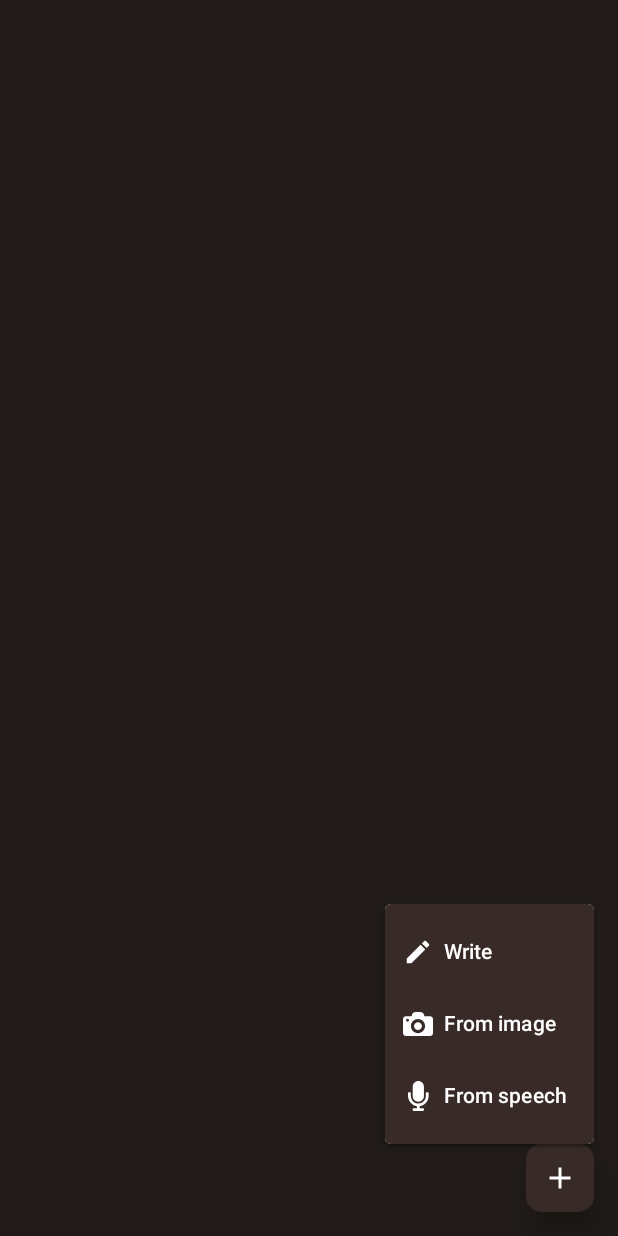
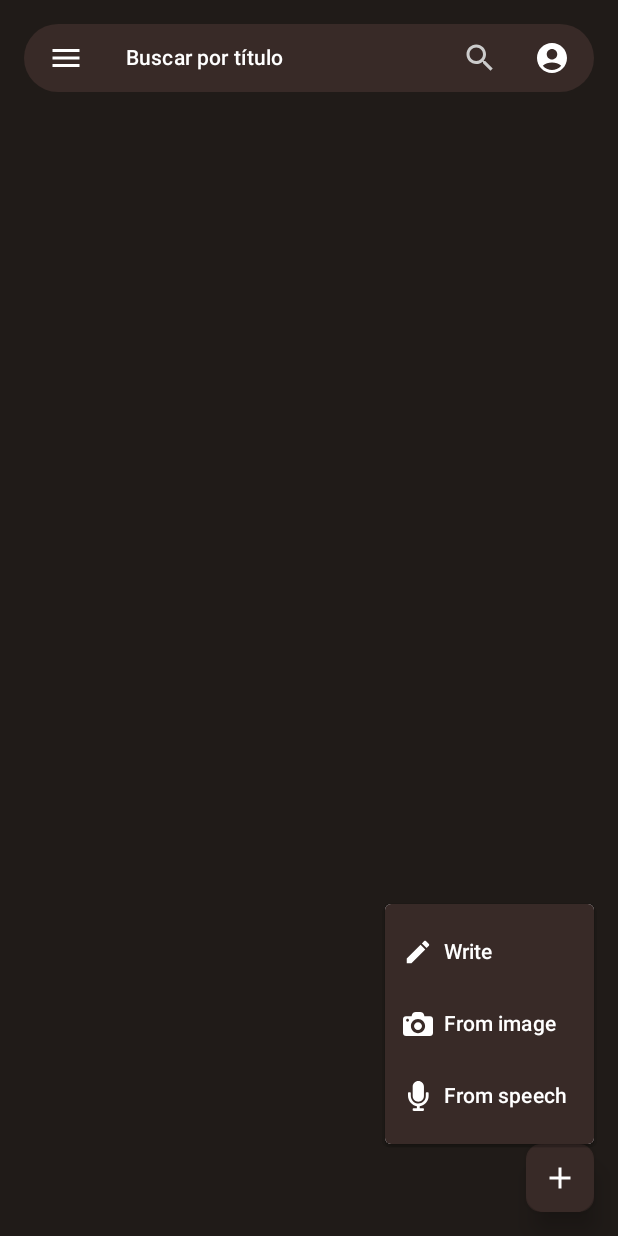
Before and after one commit to UTN-FRBA-Mobile/Capture, an Android app built with Jetpack Compose: the HomePage screen opened through its navigation route, after a tap on "Add note button", on a phone screen of 412 x 824 dp. Run offline under Robolectric (Android 15) with nearby library versions, the phone set to English and light mode, and no system bars; libraries missing offline, so code that uses them is left out: com.google.mlkit.vision, com.jakewharton.retrofit2; network calls fail; 1 statement that could not run was skipped.

Commit message:
Basics of topbar styles

```diff
--- a/DADMApp/app/src/main/java/com/example/dadmapp/ui/home/HomePage.kt
+++ b/DADMApp/app/src/main/java/com/example/dadmapp/ui/home/HomePage.kt
@@ -1,32 +1,42 @@
 package com.example.dadmapp.ui.home
 
 import android.annotation.SuppressLint
-import android.graphics.drawable.VectorDrawable
 import androidx.activity.compose.rememberLauncherForActivityResult
 import androidx.activity.result.contract.ActivityResultContracts
 import androidx.compose.foundation.background
+import androidx.compose.foundation.layout.Arrangement
 import androidx.compose.foundation.layout.Column
 import androidx.compose.foundation.layout.Row
+import androidx.compose.foundation.layout.fillMaxHeight
 import androidx.compose.foundation.layout.fillMaxSize
+import androidx.compose.foundation.layout.fillMaxWidth
 import androidx.compose.foundation.layout.height
 import androidx.compose.foundation.layout.padding
+import androidx.compose.foundation.layout.requiredHeight
 import androidx.compose.foundation.layout.width
 import androidx.compose.foundation.lazy.LazyColumn
-import androidx.compose.foundation.lazy.items
-import androidx.compose.foundation.rememberScrollState
 import androidx.compose.foundation.shape.RoundedCornerShape
-import androidx.compose.foundation.verticalScroll
 import androidx.compose.material.icons.Icons
+import androidx.compose.material.icons.filled.AccountCircle
 import androidx.compose.material.icons.filled.Add
-import androidx.compose.material.icons.filled.Call
 import androidx.compose.material.icons.filled.Create
-import androidx.compose.material.icons.filled.Phone
+import androidx.compose.material.icons.filled.Menu
+import androidx.compose.material.icons.filled.Search
+import androidx.compose.material.icons.materialIcon
+import androidx.compose.material.icons.sharp.AccountCircle
+import androidx.compose.material.icons.sharp.Menu
+import androidx.compose.material.icons.sharp.Search
 import androidx.compose.material3.DropdownMenu
 import androidx.compose.material3.ExperimentalMaterial3Api
 import androidx.compose.material3.Icon
+import androidx.compose.material3.IconButton
 import androidx.compose.material3.Scaffold
 import androidx.compose.material3.SmallFloatingActionButton
 import androidx.compose.material3.Surface
+import androidx.compose.material3.Text
+import androidx.compose.material3.TextButton
+import androidx.compose.material3.TopAppBar
+import androidx.compose.material3.TopAppBarDefaults
 import androidx.compose.runtime.Composable
 import androidx.compose.runtime.LaunchedEffect
 import androidx.compose.runtime.collectAsState
@@ -35,8 +45,8 @@ import androidx.compose.runtime.mutableStateOf
 import androidx.compose.runtime.remember
 import androidx.compose.runtime.setValue
 import androidx.compose.ui.Modifier
+import androidx.compose.ui.draw.clip
 import androidx.compose.ui.graphics.Color
-import androidx.compose.ui.graphics.vector.ImageVector
 import androidx.compose.ui.platform.LocalContext
 import androidx.compose.ui.res.painterResource
 import androidx.compose.ui.unit.dp
@@ -45,7 +55,6 @@ import com.example.dadmapp.R
 import com.example.dadmapp.ui.components.NotePreview
 import com.example.dadmapp.ui.theme.AccentRed1
 import com.example.dadmapp.ui.theme.BgDark
-import com.example.dadmapp.ui.theme.LightRed
 import com.google.mlkit.vision.common.InputImage
 
 @SuppressLint("UnusedMaterial3ScaffoldPaddingParameter")
@@ -67,8 +76,8 @@ fun HomePage(
     }
     val ctx = LocalContext.current
 
-    val launcher = rememberLauncherForActivityResult(ActivityResultContracts.GetMultipleContents()) {
-        urlList ->
+    val launcher =
+        rememberLauncherForActivityResult(ActivityResultContracts.GetMultipleContents()) { urlList ->
             val uri = urlList[0]
             val img = InputImage.fromFilePath(ctx, uri)
 
@@ -81,6 +90,51 @@ fun HomePage(
 
     Scaffold(
         containerColor = BgDark,
+        topBar = {
+            TopAppBar(
+                title = {
+                    TextButton(onClick = {}) {
+                        Text("Buscar por título", color = Color.White)
+                    }
+                },
+                navigationIcon = {
+                    Column(
+                        modifier = Modifier.fillMaxHeight(),
+                        verticalArrangement = Arrangement.Center
+                    ) {
+                        IconButton(
+                            onClick = { /*TODO*/ }
+                        ) {
+                            Icon(imageVector = Icons.Filled.Menu, contentDescription = "asd", tint = Color.White)
+                        }
+                    }
+                },
+                actions = {
+                    Column(Modifier.fillMaxHeight(), verticalArrangement = Arrangement.Center) {
+                        IconButton(
+                            onClick = { /*TODO*/ }
+                        ) {
+                            Icon(imageVector = Icons.Filled.Search, contentDescription = "asd", tint = Color.LightGray)
+                        }
+                    }
+                    Column(Modifier.fillMaxHeight(), verticalArrangement = Arrangement.Center) {
+                        IconButton(
+                            onClick = { /*TODO*/ }
+                        ) {
+                            Icon(imageVector = Icons.Filled.AccountCircle, contentDescription = "asd", tint = Color.White)
+                        }
+                    }
+                },
+                modifier = Modifier
+                    .padding(16.dp)
+                    .fillMaxWidth()
+                    .requiredHeight(45.dp).clip(RoundedCornerShape(50.dp)),
+                colors = TopAppBarDefaults.smallTopAppBarColors(
+                    containerColor = AccentRed1,
+                    titleContentColor = BgDark
+                )
+            )
+        },
         floatingActionButton = {
             Column {
                 if (showOptions) {
@@ -131,12 +185,12 @@ fun HomePage(
                     }
                 }
             }
-        }
-    ) {
+        }, content = { innerPadding ->
             LazyColumn(
                 modifier = Modifier
                     .fillMaxSize()
-                .padding(10.dp)
+                    .padding(10.dp),
+                contentPadding = innerPadding
             ) {
                 items(notesState?.value?.size ?: 0) { idx ->
                     val note = notesState?.value?.get(idx)
@@ -155,4 +209,5 @@ fun HomePage(
                 }
             }
         }
+    )
 }
```
Lines whose indentation alone changed are shown as unchanged.
